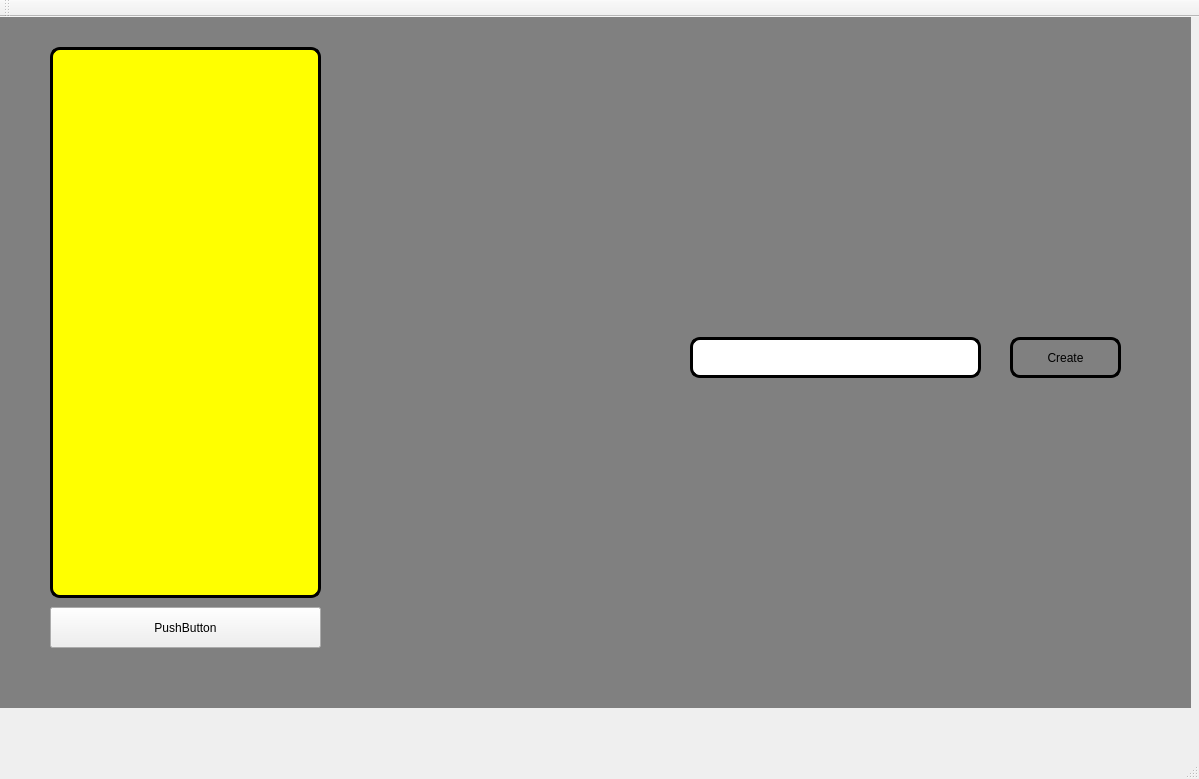
Before: the Qt Designer form team-algorithms-oop/gui/mainwindow.ui in starquell/team-algorithms-oop, drawn with Qt 5.
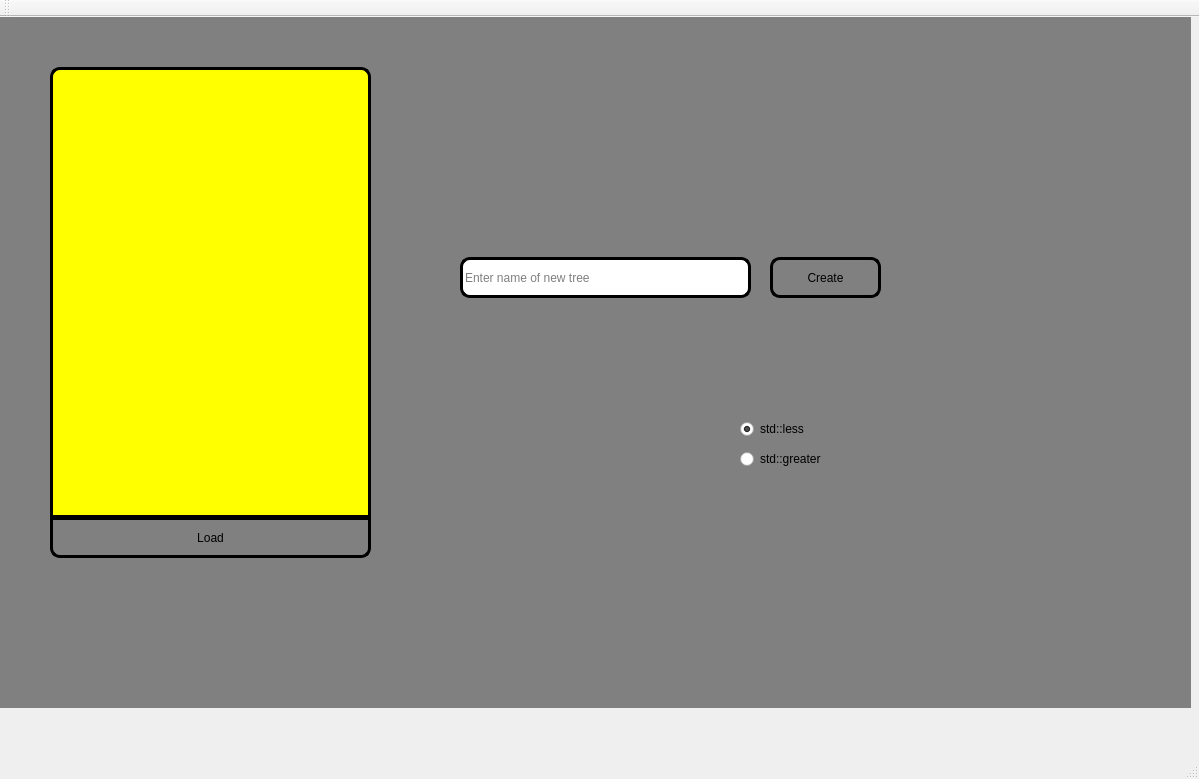
After: the same form once the commit is applied. The open tabs and pages were chosen to show the change. Icons and pictures are not drawn.

Diff of the .ui file:
```diff
--- a/team-algorithms-oop/gui/mainwindow.ui
+++ b/team-algorithms-oop/gui/mainwindow.ui
@@ -93,16 +93,17 @@
       <property name="geometry">
        <rect>
         <x>50</x>
-        <y>30</y>
-        <width>271</width>
-        <height>551</height>
+        <y>50</y>
+        <width>321</width>
+        <height>451</height>
        </rect>
       </property>
       <property name="styleSheet">
        <string notr="true">#DBlist{
 background-color:yellow;
 border-style:solid;
-border-radius:10px;
+border-top-right-radius:10px;
+border-top-left-radius:10px;
 border-width:3px;
 }
 </string>
@@ -111,8 +112,8 @@
      <widget class="QLineEdit" name="lineEdit">
       <property name="geometry">
        <rect>
-        <x>690</x>
-        <y>320</y>
+        <x>460</x>
+        <y>240</y>
         <width>291</width>
         <height>41</height>
        </rect>
@@ -129,12 +130,18 @@
 border-color:red;
 }</string>
       </property>
+      <property name="text">
+       <string/>
+      </property>
+      <property name="placeholderText">
+       <string>Enter name of new tree</string>
+      </property>
      </widget>
      <widget class="QPushButton" name="CreateNew">
       <property name="geometry">
        <rect>
-        <x>1010</x>
-        <y>320</y>
+        <x>770</x>
+        <y>240</y>
         <width>111</width>
         <height>41</height>
        </rect>
@@ -165,15 +172,82 @@
       <property name="geometry">
        <rect>
         <x>50</x>
-        <y>590</y>
-        <width>271</width>
+        <y>500</y>
+        <width>321</width>
         <height>41</height>
        </rect>
       </property>
+      <property name="styleSheet">
+       <string notr="true">#LoadButton{
+background-color:transparent;
+border-style: solid;
+border-width: 3px;
+border-bottom-right-radius:10px;
+border-bottom-left-radius:10px;
+border-color:black;
+}
+
+#LoadButton:hover{
+background-color:silver;
+}
+
+#LoadButton:pressed{
+background-color:white;
+}</string>
+      </property>
       <property name="text">
-       <string>PushButton</string>
+       <string>Load</string>
       </property>
      </widget>
+     <widget class="QRadioButton" name="Less">
+      <property name="geometry">
+       <rect>
+        <x>740</x>
+        <y>400</y>
+        <width>123</width>
+        <height>24</height>
+       </rect>
+      </property>
+      <property name="text">
+       <string>std::less</string>
+      </property>
+      <property name="checked">
+       <bool>true</bool>
+      </property>
+     </widget>
+     <widget class="QRadioButton" name="Greater">
+      <property name="geometry">
+       <rect>
+        <x>740</x>
+        <y>430</y>
+        <width>123</width>
+        <height>24</height>
+       </rect>
+      </property>
+      <property name="text">
+       <string>std::greater</string>
+      </property>
+     </widget>
+     <widget class="QLabel" name="label">
+      <property name="geometry">
+       <rect>
+        <x>464</x>
+        <y>180</y>
+        <width>131</width>
+        <height>71</height>
+       </rect>
+      </property>
+      <property name="text">
+       <string/>
+      </property>
+     </widget>
+     <zorder>CreateNew</zorder>
+     <zorder>DBlist</zorder>
+     <zorder>lineEdit</zorder>
+     <zorder>LoadButton</zorder>
+     <zorder>Less</zorder>
+     <zorder>Greater</zorder>
+     <zorder>label</zorder>
     </widget>
     <widget class="QWidget" name="page_3"/>
    </widget>
```
Left out of the diff: 2 changed lines with no effect on the pictures.
